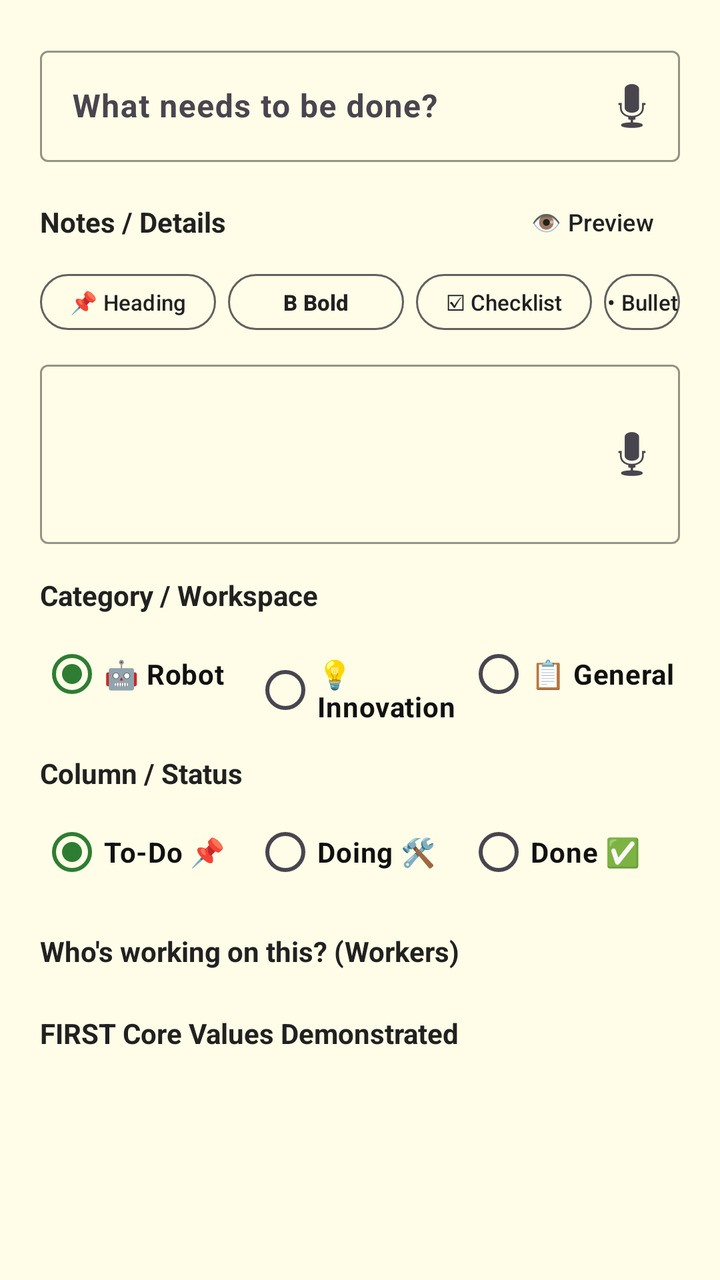
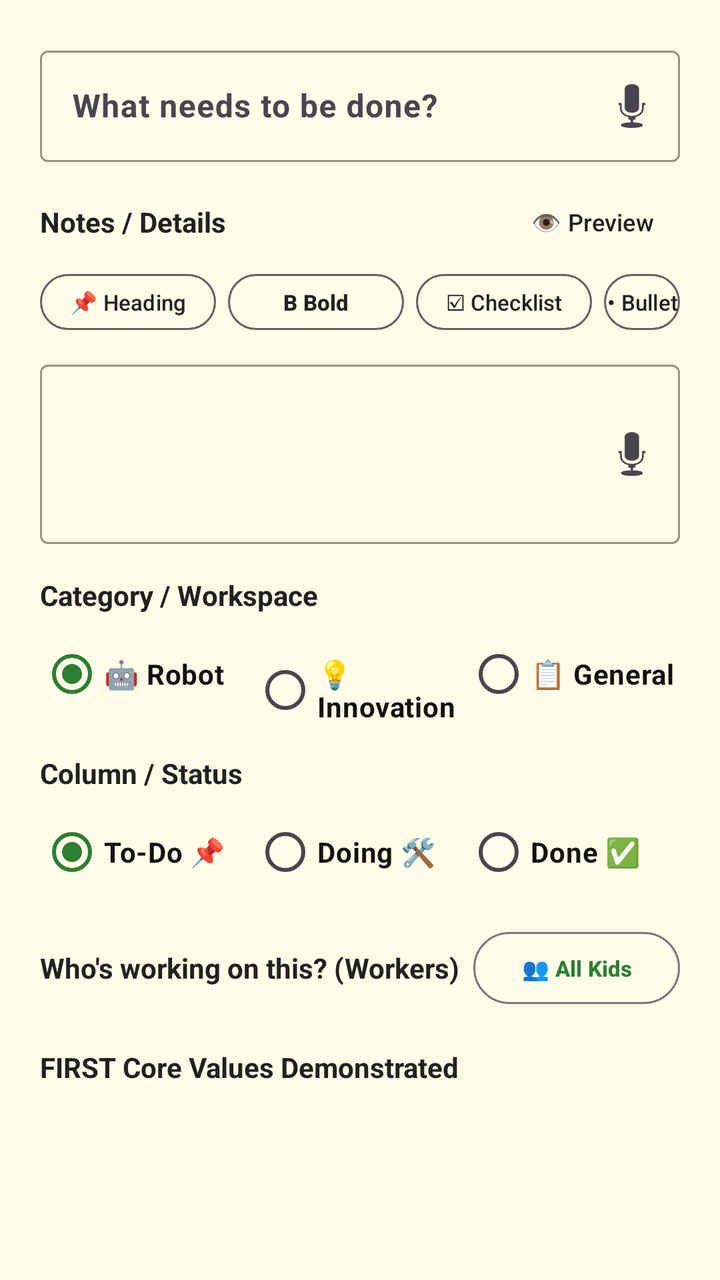

Compare the two renders of this Android layout. The source of the first and the diff that turns it into the second are given below.
<!-- AndroidManifest.xml: application theme Theme.PushToGitHub -->
<!-- res/layout/dialog_new_sticky_note.xml -->
<?xml version="1.0" encoding="utf-8"?>

<ScrollView xmlns:android="http://schemas.android.com/apk/res/android"
    xmlns:app="http://schemas.android.com/apk/res-auto"
    android:layout_width="match_parent"
    android:layout_height="wrap_content"
    android:fillViewport="true"
    android:background="#FFFDE7">

    <LinearLayout
        android:layout_width="match_parent"
        android:layout_height="wrap_content"
        android:orientation="vertical"
        android:padding="20dp">

        <com.google.android.material.textfield.TextInputLayout
            android:id="@+id/layoutTaskTitle"
            android:layout_width="match_parent"
            android:layout_height="wrap_content"
            android:hint="What needs to be done?"
            app:placeholderText="e.g. Build coral arm, Test gyro turn"
            app:hintTextColor="#212121"
            app:boxStrokeColor="#212121"
            app:endIconMode="custom"
            app:endIconDrawable="@android:drawable/ic_btn_speak_now"
            app:endIconContentDescription="Voice input for title"
            android:layout_marginBottom="12dp">

            <com.google.android.material.textfield.TextInputEditText
                android:id="@+id/inputTaskTitle"
                android:layout_width="match_parent"
                android:layout_height="wrap_content"
                android:textColor="#111111"
                android:textColorHint="#757575"
                android:textSize="16sp"
                android:textStyle="bold"
                android:inputType="textCapSentences" />
        </com.google.android.material.textfield.TextInputLayout>

        
        <LinearLayout
            android:layout_width="match_parent"
            android:layout_height="wrap_content"
            android:orientation="horizontal"
            android:gravity="center_vertical"
            android:paddingBottom="4dp">

            <TextView
                android:layout_width="0dp"
                android:layout_height="wrap_content"
                android:layout_weight="1"
                android:text="Notes / Details"
                android:textSize="14sp"
                android:textStyle="bold"
                android:textColor="#212121" />

            <com.google.android.material.button.MaterialButton
                android:id="@+id/btnTogglePreview"
                style="@style/Widget.Material3.Button.TextButton"
                android:layout_width="wrap_content"
                android:layout_height="36dp"
                android:text="👁️ Preview"
                android:textSize="12sp"
                android:textColor="#212121"
                android:padding="0dp" />

        </LinearLayout>

        
        <LinearLayout
            android:id="@+id/formattingToolbar"
            android:layout_width="match_parent"
            android:layout_height="wrap_content"
            android:orientation="horizontal"
            android:paddingBottom="8dp">

            <com.google.android.material.button.MaterialButton
                android:id="@+id/btnFormatHeading"
                style="@style/Widget.Material3.Button.OutlinedButton"
                android:layout_width="wrap_content"
                android:layout_height="36dp"
                android:text="📌 Heading"
                android:textSize="11sp"
                android:textColor="#212121"
                app:strokeColor="#616161"
                android:padding="0dp"
                android:layout_marginEnd="6dp" />

            <com.google.android.material.button.MaterialButton
                android:id="@+id/btnFormatBold"
                style="@style/Widget.Material3.Button.OutlinedButton"
                android:layout_width="wrap_content"
                android:layout_height="36dp"
                android:text="B Bold"
                android:textSize="11sp"
                android:textColor="#212121"
                app:strokeColor="#616161"
                android:textStyle="bold"
                android:padding="0dp"
                android:layout_marginEnd="6dp" />

            <com.google.android.material.button.MaterialButton
                android:id="@+id/btnFormatChecklist"
                style="@style/Widget.Material3.Button.OutlinedButton"
                android:layout_width="wrap_content"
                android:layout_height="36dp"
                android:text="☑ Checklist"
                android:textSize="11sp"
                android:textColor="#212121"
                app:strokeColor="#616161"
                android:padding="0dp"
                android:layout_marginEnd="6dp" />

            <com.google.android.material.button.MaterialButton
                android:id="@+id/btnFormatBullet"
                style="@style/Widget.Material3.Button.OutlinedButton"
                android:layout_width="wrap_content"
                android:layout_height="36dp"
                android:text="• Bullet"
                android:textSize="11sp"
                android:textColor="#212121"
                app:strokeColor="#616161"
                android:padding="0dp" />

        </LinearLayout>

        
        <FrameLayout
            android:layout_width="match_parent"
            android:layout_height="wrap_content"
            android:layout_marginBottom="16dp">

            
            <com.google.android.material.textfield.TextInputLayout
                android:id="@+id/inputTaskBodyLayout"
                android:layout_width="match_parent"
                android:layout_height="wrap_content"
                app:hintTextColor="#212121"
                app:boxStrokeColor="#212121"
                app:endIconMode="custom"
                app:endIconDrawable="@android:drawable/ic_btn_speak_now"
                app:endIconContentDescription="Voice input for notes">

                <com.google.android.material.textfield.TextInputEditText
                    android:id="@+id/inputTaskBody"
                    android:layout_width="match_parent"
                    android:layout_height="wrap_content"
                    android:textColor="#111111"
                    android:textColorHint="#757575"
                    android:textSize="15sp"
                    android:minLines="3"
                    android:gravity="top"
                    android:inputType="textMultiLine|textCapSentences" />
            </com.google.android.material.textfield.TextInputLayout>

            
            <TextView
                android:id="@+id/textTaskBodyPreview"
                android:layout_width="match_parent"
                android:layout_height="wrap_content"
                android:minHeight="80dp"
                android:background="#FFFFFF"
                android:padding="12dp"
                android:textSize="14sp"
                android:textColor="#111111"
                android:lineSpacingExtra="3dp"
                android:visibility="gone" />

        </FrameLayout>

        <TextView
            android:layout_width="match_parent"
            android:layout_height="wrap_content"
            android:text="Category / Workspace"
            android:textSize="14sp"
            android:textStyle="bold"
            android:textColor="#212121"
            android:paddingBottom="6dp" />

        <RadioGroup
            android:id="@+id/categoryGroup"
            android:layout_width="match_parent"
            android:layout_height="wrap_content"
            android:orientation="horizontal"
            android:layout_marginBottom="16dp">

            <RadioButton
                android:id="@+id/radioCatRobot"
                android:layout_width="0dp"
                android:layout_height="wrap_content"
                android:layout_weight="1"
                android:text="🤖 Robot"
                android:textColor="#111111"
                android:textStyle="bold"
                android:checked="true" />

            <RadioButton
                android:id="@+id/radioCatInnovation"
                android:layout_width="0dp"
                android:layout_height="wrap_content"
                android:layout_weight="1"
                android:text="💡 Innovation"
                android:textColor="#111111"
                android:textStyle="bold" />

            <RadioButton
                android:id="@+id/radioCatGeneral"
                android:layout_width="0dp"
                android:layout_height="wrap_content"
                android:layout_weight="1"
                android:text="📋 General"
                android:textColor="#111111"
                android:textStyle="bold" />
        </RadioGroup>

        <TextView
            android:layout_width="match_parent"
            android:layout_height="wrap_content"
            android:text="Column / Status"
            android:textSize="14sp"
            android:textStyle="bold"
            android:textColor="#212121"
            android:paddingBottom="6dp" />

        <RadioGroup
            android:id="@+id/columnGroup"
            android:layout_width="match_parent"
            android:layout_height="wrap_content"
            android:orientation="horizontal"
            android:layout_marginBottom="16dp">

            <RadioButton
                android:id="@+id/radioTodo"
                android:layout_width="0dp"
                android:layout_height="wrap_content"
                android:layout_weight="1"
                android:text="To-Do 📌"
                android:textColor="#111111"
                android:textStyle="bold"
                android:checked="true" />

            <RadioButton
                android:id="@+id/radioDoing"
                android:layout_width="0dp"
                android:layout_height="wrap_content"
                android:layout_weight="1"
                android:text="Doing 🛠️"
                android:textColor="#111111"
                android:textStyle="bold" />

            <RadioButton
                android:id="@+id/radioDone"
                android:layout_width="0dp"
                android:layout_height="wrap_content"
                android:layout_weight="1"
                android:text="Done ✅"
                android:textColor="#111111"
                android:textStyle="bold" />
        </RadioGroup>

        <TextView
            android:layout_width="match_parent"
            android:layout_height="wrap_content"
            android:text="Who's working on this? (Workers)"
            android:textSize="14sp"
            android:textStyle="bold"
            android:textColor="#212121"
            android:paddingBottom="6dp" />

        <com.google.android.material.chip.ChipGroup
            android:id="@+id/ownerChipsGroup"
            android:layout_width="match_parent"
            android:layout_height="wrap_content"
            android:layout_marginBottom="16dp"
            app:singleSelection="false" />

        <TextView
            android:layout_width="match_parent"
            android:layout_height="wrap_content"
            android:text="FIRST Core Values Demonstrated"
            android:textSize="14sp"
            android:textStyle="bold"
            android:textColor="#212121"
            android:paddingBottom="6dp" />

        <com.google.android.material.chip.ChipGroup
            android:id="@+id/coreValueChipsGroup"
            android:layout_width="match_parent"
            android:layout_height="wrap_content"
            android:layout_marginBottom="16dp"
            app:singleSelection="false" />

    </LinearLayout>
</ScrollView>
<!-- resources referenced by this layout -->
<resources>
  <style name="Theme.PushToGitHub" parent="Theme.Material3.DayNight.NoActionBar">
          <item name="colorPrimary">@color/brand_primary</item>
          <item name="colorOnPrimary">@color/white</item>
          <item name="android:statusBarColor">@color/brand_primary</item>
      </style>
  <color name="brand_primary">#2E7D32</color>
  <color name="white">#FFFFFF</color>
</resources>

<!-- the commit's change to res/layout/dialog_new_sticky_note.xml (unified diff, before → after) -->
@@ -258,14 +258,36 @@
                 android:textStyle="bold" />
         </RadioGroup>
 
-        <TextView
-            android:layout_width="match_parent"
-            android:layout_height="wrap_content"
-            android:text="Who's working on this? (Workers)"
-            android:textSize="14sp"
-            android:textStyle="bold"
-            android:textColor="#212121"
-            android:paddingBottom="6dp" />
+        <LinearLayout
+            android:layout_width="match_parent"
+            android:layout_height="wrap_content"
+            android:orientation="horizontal"
+            android:gravity="center_vertical"
+            android:paddingBottom="6dp">
+
+            <TextView
+                android:layout_width="0dp"
+                android:layout_height="wrap_content"
+                android:layout_weight="1"
+                android:text="Who's working on this? (Workers)"
+                android:textSize="14sp"
+                android:textStyle="bold"
+                android:textColor="#212121" />
+
+            <com.google.android.material.button.MaterialButton
+                android:id="@+id/btnToggleAllKids"
+                style="@style/Widget.Material3.Button.OutlinedButton"
+                android:layout_width="wrap_content"
+                android:layout_height="36dp"
+                android:text="👥 All Kids"
+                android:textSize="11sp"
+                android:textStyle="bold"
+                android:paddingStart="10dp"
+                android:paddingEnd="10dp"
+                android:insetTop="0dp"
+                android:insetBottom="0dp" />
+
+        </LinearLayout>
 
         <com.google.android.material.chip.ChipGroup
             android:id="@+id/ownerChipsGroup"
